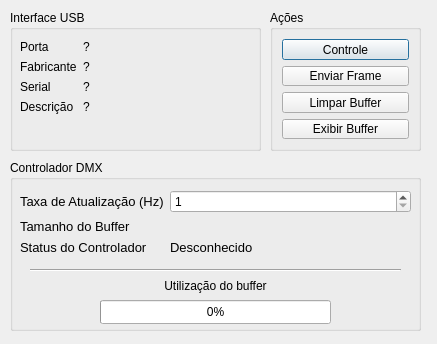
Qt form ControladorDMX/configuracoes.ui (guilhermecv/prg22107) before a commit.
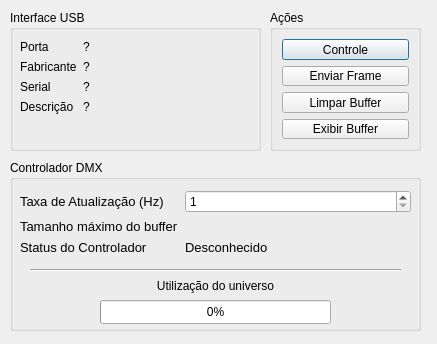
The same form after that commit. Icons and pictures are not drawn.

```diff
--- a/ControladorDMX/configuracoes.ui
+++ b/ControladorDMX/configuracoes.ui
@@ -109,7 +109,7 @@
         </font>
        </property>
        <property name="text">
-        <string>Tamanho do Buffer</string>
+        <string>Tamanho máximo do buffer</string>
        </property>
       </widget>
      </item>
@@ -196,7 +196,7 @@
      </rect>
     </property>
     <property name="text">
-     <string>Utilização do buffer</string>
+     <string>Utilização do universo</string>
     </property>
     <property name="alignment">
      <set>Qt::AlignCenter</set>
```
Left out of the diff: 2 changed lines with no effect on the pictures.
